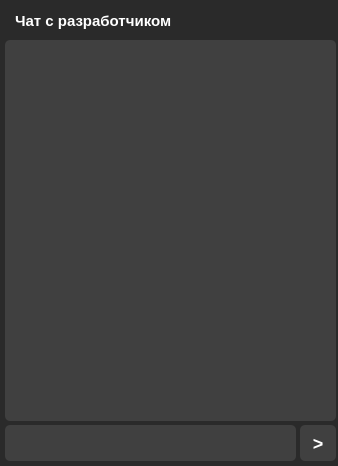
First picture: the form in chat/chat.ui, repository b0shka/selling_apps, before the edit.
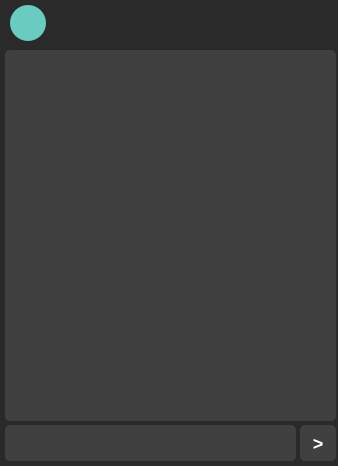
Second picture: the form after the edit.

```diff
--- a/chat/chat.ui
+++ b/chat/chat.ui
@@ -38,8 +38,8 @@
   <widget class="QLabel" name="label_7">
    <property name="geometry">
     <rect>
-     <x>15</x>
-     <y>10</y>
+     <x>60</x>
+     <y>15</y>
      <width>191</width>
      <height>21</height>
     </rect>
@@ -56,7 +56,7 @@
 color: white;</string>
    </property>
    <property name="text">
-    <string>Чат с разработчиком</string>
+    <string/>
    </property>
   </widget>
   <widget class="QPushButton" name="pushButton">
@@ -96,9 +96,9 @@
    <property name="geometry">
     <rect>
      <x>5</x>
-     <y>40</y>
+     <y>50</y>
      <width>331</width>
-     <height>381</height>
+     <height>371</height>
     </rect>
    </property>
    <property name="font">
@@ -123,6 +123,40 @@
 }</string>
    </property>
   </widget>
+  <widget class="QPushButton" name="pushButton_2">
+   <property name="geometry">
+    <rect>
+     <x>10</x>
+     <y>5</y>
+     <width>36</width>
+     <height>36</height>
+    </rect>
+   </property>
+   <property name="font">
+    <font>
+     <pointsize>-1</pointsize>
+     <weight>75</weight>
+     <bold>true</bold>
+    </font>
+   </property>
+   <property name="styleSheet">
+    <string notr="true">QPushButton {
+	padding: 2px;
+	font-size: 18px;
+	height: 28px;
+	color: black;
+	background-color: #6accc1;
+	border-radius: 18px;
+}
+
+QPushButton::hover {
+	background-color: #55ada3;
+}</string>
+   </property>
+   <property name="text">
+    <string/>
+   </property>
+  </widget>
  </widget>
  <resources/>
  <connections/>
```
